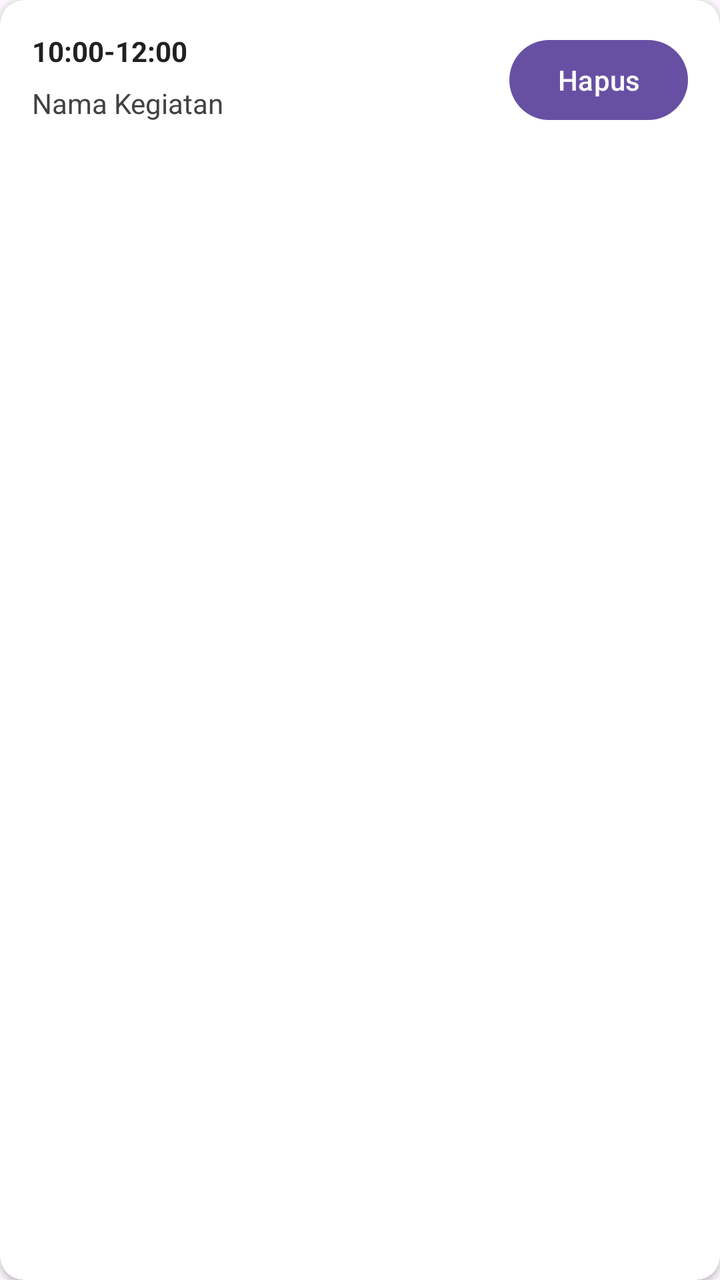
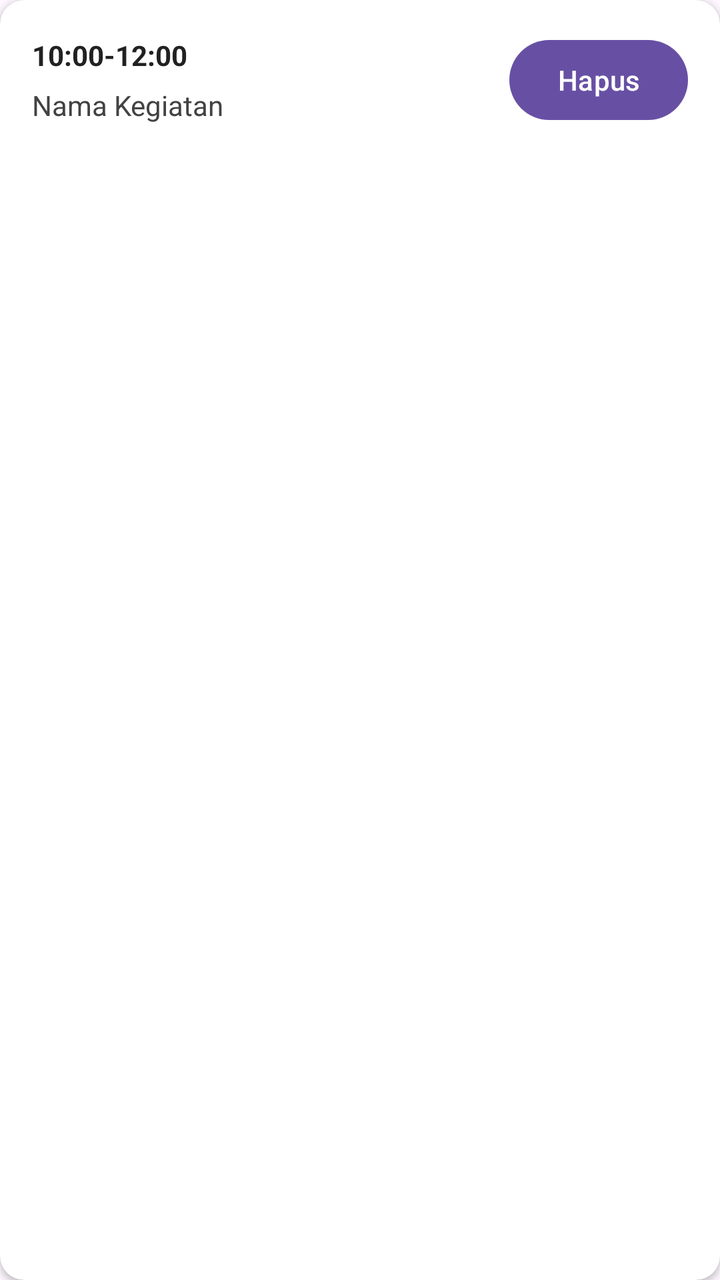

Two renders of the same Android screen: before a commit and after it. Below are the layout's source before the change and the commit's diff.
<!-- AndroidManifest.xml: application theme Theme.UTS_Vicenzo -->
<!-- res/layout/item_kegiatan.xml -->
<?xml version="1.0" encoding="utf-8"?>
<androidx.cardview.widget.CardView
    xmlns:android="http://schemas.android.com/apk/res/android"
    xmlns:app="http://schemas.android.com/apk/res-auto"
    android:layout_width="match_parent"
    android:layout_height="wrap_content"
    android:layout_marginHorizontal="16dp"
    android:layout_marginVertical="8dp"
    app:cardCornerRadius="12dp"
    app:cardElevation="2dp"
    app:cardBackgroundColor="#FFFFFF">

    <androidx.constraintlayout.widget.ConstraintLayout
        android:layout_width="match_parent"
        android:layout_height="wrap_content"
        android:padding="16dp">

        <TextView
            android:id="@+id/txvNamaKegiatan"
            android:layout_width="0dp"
            android:layout_height="wrap_content"
            android:layout_marginTop="4dp"
            android:text="Nama Kegiatan"
            android:textColor="#424242"
            android:textSize="14sp"
            app:layout_constraintBottom_toBottomOf="parent"
            app:layout_constraintStart_toStartOf="parent"
            app:layout_constraintTop_toBottomOf="@+id/txvWaktuKegiatan"/>

        <TextView
            android:id="@+id/txvWaktuKegiatan"
            android:layout_width="0dp"
            android:layout_height="wrap_content"
            android:text="10:00-12:00"
            android:textColor="#212121"
            android:textSize="14sp"
            android:textStyle="bold"
            app:layout_constraintStart_toStartOf="parent"
            app:layout_constraintTop_toTopOf="parent" />

        <Button
            android:layout_width="wrap_content"
            android:layout_height="wrap_content"
            android:text="Hapus"
            android:id="@+id/btnHapus"
            app:layout_constraintBottom_toBottomOf="parent"
            app:layout_constraintEnd_toEndOf="parent"/>

    </androidx.constraintlayout.widget.ConstraintLayout>

</androidx.cardview.widget.CardView>
<!-- resources referenced by this layout -->
<resources>
  <style name="Theme.UTS_Vicenzo" parent="Base.Theme.UTS_Vicenzo" />
  <style name="Base.Theme.UTS_Vicenzo" parent="Theme.Material3.DayNight.NoActionBar">
          
          
      </style>
</resources>

<!-- the commit's change to res/layout/item_kegiatan.xml (unified diff, before → after) -->
@@ -36,7 +36,8 @@
             android:textSize="14sp"
             android:textStyle="bold"
             app:layout_constraintStart_toStartOf="parent"
-            app:layout_constraintTop_toTopOf="parent" />
+            app:layout_constraintTop_toTopOf="parent"
+            app:layout_constraintBottom_toTopOf="@+id/txvNamaKegiatan"/>
 
         <Button
             android:layout_width="wrap_content"
